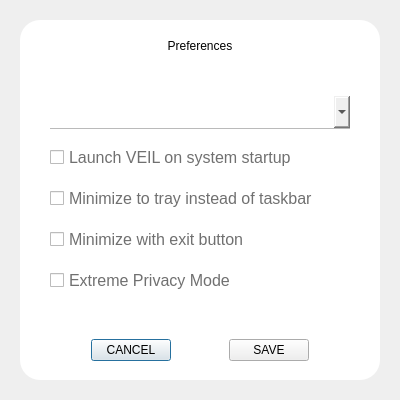
The window that src/qt/veil/forms/settingspreferences.ui (Veil-Project/veil) describes before a commit, drawn with Qt 5.
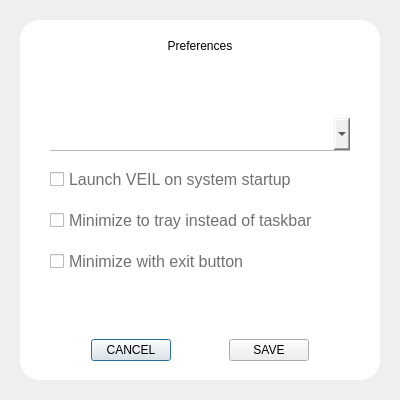
The same window after the commit.

```diff
--- a/src/qt/veil/forms/settingspreferences.ui
+++ b/src/qt/veil/forms/settingspreferences.ui
@@ -215,45 +215,6 @@
         </property>
        </widget>
       </item>
-      <item>
-       <spacer name="verticalSpacer_4">
-        <property name="orientation">
-         <enum>Qt::Vertical</enum>
-        </property>
-        <property name="sizeType">
-         <enum>QSizePolicy::Fixed</enum>
-        </property>
-        <property name="sizeHint" stdset="0">
-         <size>
-          <width>20</width>
-          <height>10</height>
-         </size>
-        </property>
-       </spacer>
-      </item>
-      <item alignment="Qt::AlignHCenter">
-       <widget class="QCheckBox" name="checkBoxPrivacy">
-        <property name="minimumSize">
-         <size>
-          <width>300</width>
-          <height>0</height>
-         </size>
-        </property>
-        <property name="maximumSize">
-         <size>
-          <width>300</width>
-          <height>16777215</height>
-         </size>
-        </property>
-        <property name="styleSheet">
-         <string notr="true">color:#707070;
-font-size:16px;</string>
-        </property>
-        <property name="text">
-         <string>Extreme Privacy Mode</string>
-        </property>
-       </widget>
-      </item>
       <item>
        <spacer name="verticalSpacer_5">
         <property name="orientation">
```
